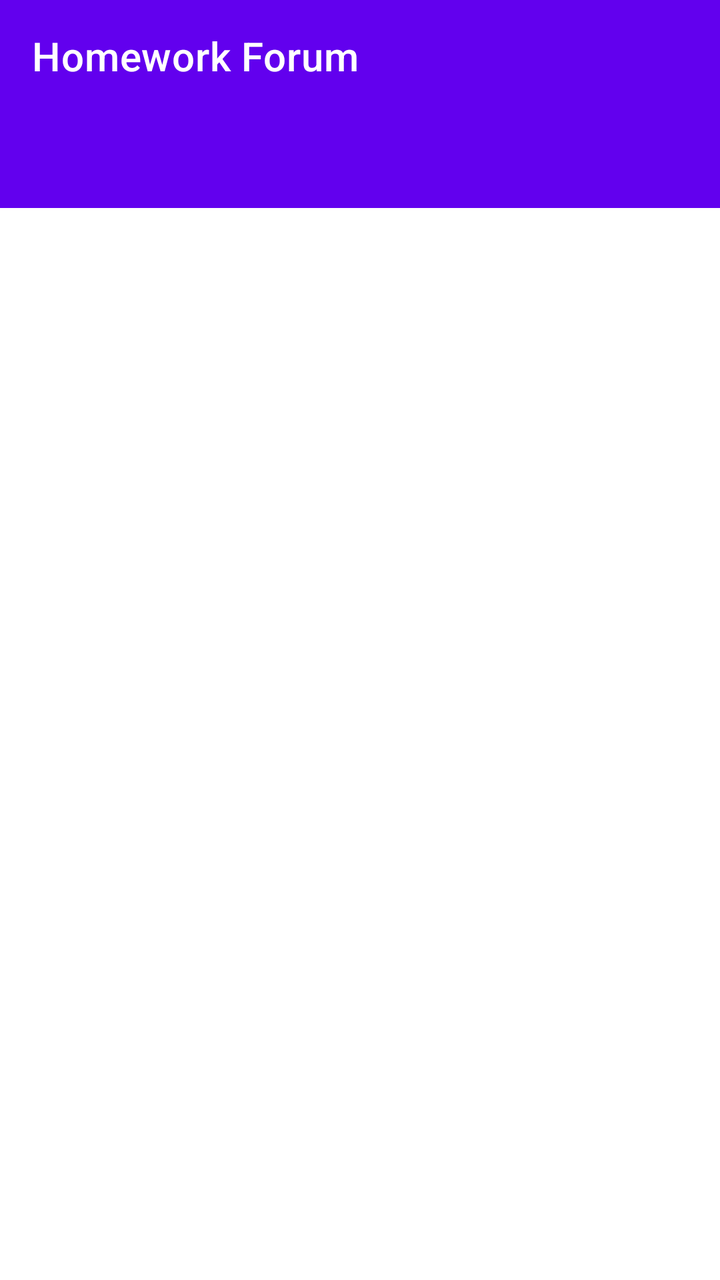
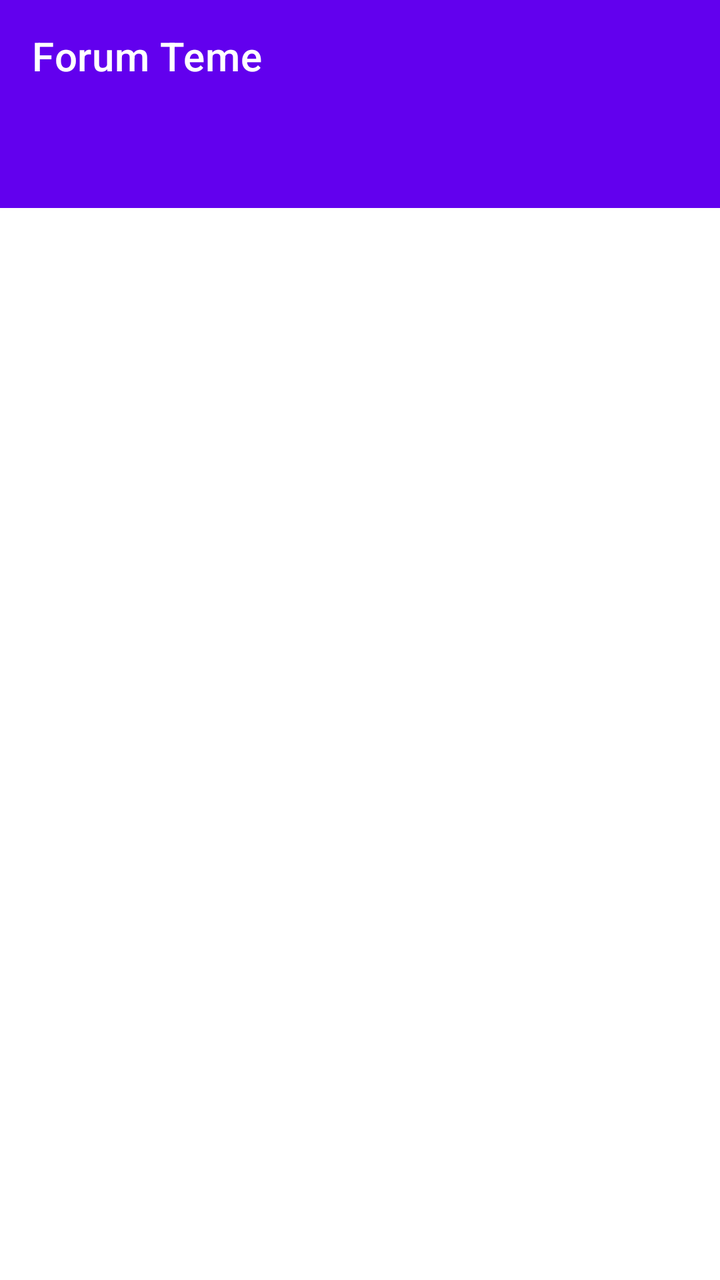

Two renders of the same Android screen: before a commit and after it. Below are the layout's source before the change and the commit's diff.
<!-- AndroidManifest.xml: application theme Theme.ProiectHelpWithHomework -->
<!-- res/layout/activity_main.xml -->
<?xml version="1.0" encoding="utf-8"?>
<LinearLayout xmlns:android="http://schemas.android.com/apk/res/android"
    xmlns:app="http://schemas.android.com/apk/res-auto"
    android:layout_width="match_parent"
    android:layout_height="match_parent"
    android:orientation="vertical">

    <androidx.appcompat.widget.Toolbar
        android:id="@+id/toolbar"
        android:layout_width="match_parent"
        android:layout_height="?attr/actionBarSize"
        android:background="?attr/colorPrimary"
        app:title="Homework Forum"
        app:titleTextColor="@android:color/white" />

    <com.google.android.material.tabs.TabLayout
        android:id="@+id/tabLayout"
        android:layout_width="match_parent"
        android:layout_height="wrap_content"
        android:background="?attr/colorPrimary"
        app:tabTextColor="#CCCCCC"
        app:tabSelectedTextColor="@android:color/white"
        app:tabIndicatorColor="@android:color/white" />

    <androidx.viewpager2.widget.ViewPager2
        android:id="@+id/viewPager"
        android:layout_width="match_parent"
        android:layout_height="0dp"
        android:layout_weight="1" />

</LinearLayout>
<!-- resources referenced by this layout -->
<resources>
  <style name="Theme.ProiectHelpWithHomework" parent="Theme.MaterialComponents.DayNight.NoActionBar">
          
          <item name="colorPrimary">@color/purple_500</item>
          <item name="colorPrimaryVariant">@color/purple_700</item>
          <item name="colorOnPrimary">@color/white</item>
          
          <item name="colorSecondary">@color/teal_200</item>
          <item name="colorSecondaryVariant">@color/teal_700</item>
          <item name="colorOnSecondary">@color/black</item>
          
          <item name="android:statusBarColor">?attr/colorPrimaryVariant</item>
          
      </style>
  <color name="purple_500">#FF6200EE</color>
  <color name="purple_700">#FF3700B3</color>
  <color name="white">#FFFFFFFF</color>
  <color name="teal_200">#FF03DAC5</color>
  <color name="teal_700">#FF018786</color>
  <color name="black">#FF000000</color>
</resources>

<!-- the commit's change to res/layout/activity_main.xml (unified diff, before → after) -->
@@ -10,8 +10,20 @@
         android:layout_width="match_parent"
         android:layout_height="?attr/actionBarSize"
         android:background="?attr/colorPrimary"
-        app:title="Homework Forum"
-        app:titleTextColor="@android:color/white" />
+        app:title="Forum Teme"
+        app:titleTextColor="@android:color/white">
+
+        <TextView
+            android:id="@+id/userDisplay"
+            android:layout_width="wrap_content"
+            android:layout_height="wrap_content"
+            android:layout_gravity="end"
+            android:layout_marginEnd="16dp"
+            android:textColor="@android:color/white"
+            android:textSize="14sp"
+            android:textStyle="italic" />
+
+    </androidx.appcompat.widget.Toolbar>
 
     <com.google.android.material.tabs.TabLayout
         android:id="@+id/tabLayout"
